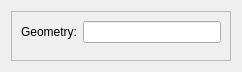
The window that src/HEXABLOCKGUI/AddShapeDialog_QTD.ui (SalomePlatform/hexablock) describes before a commit, drawn with Qt 5.
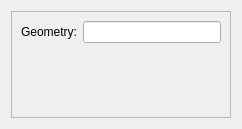
The same window after the commit.

Patch:
```diff
--- a/src/HEXABLOCKGUI/AddShapeDialog_QTD.ui
+++ b/src/HEXABLOCKGUI/AddShapeDialog_QTD.ui
@@ -7,15 +7,21 @@
     <x>0</x>
     <y>0</y>
     <width>242</width>
-    <height>72</height>
+    <height>129</height>
    </rect>
   </property>
   <property name="sizePolicy">
-   <sizepolicy hsizetype="Preferred" vsizetype="Fixed">
+   <sizepolicy hsizetype="Preferred" vsizetype="Preferred">
     <horstretch>0</horstretch>
     <verstretch>0</verstretch>
    </sizepolicy>
   </property>
+  <property name="minimumSize">
+   <size>
+    <width>5</width>
+    <height>0</height>
+   </size>
+  </property>
   <property name="windowTitle">
    <string>Dialog</string>
   </property>
@@ -37,7 +43,27 @@
        </widget>
       </item>
       <item row="1" column="1">
-       <widget class="QLineEdit" name="shape_le"/>
+       <widget class="QLineEdit" name="shape_le">
+        <property name="sizePolicy">
+         <sizepolicy hsizetype="Preferred" vsizetype="Fixed">
+          <horstretch>0</horstretch>
+          <verstretch>0</verstretch>
+         </sizepolicy>
+        </property>
+       </widget>
+      </item>
+      <item row="2" column="0">
+       <spacer name="verticalSpacer">
+        <property name="orientation">
+         <enum>Qt::Vertical</enum>
+        </property>
+        <property name="sizeHint" stdset="0">
+         <size>
+          <width>20</width>
+          <height>16777215</height>
+         </size>
+        </property>
+       </spacer>
       </item>
      </layout>
     </widget>
```
